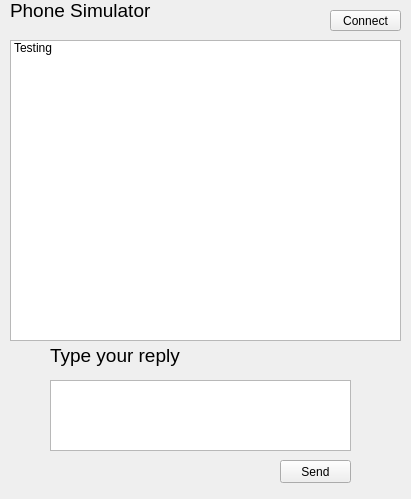
Qt form VR/PhoneSimulator/phonesimulator/mainscreen.ui (zackjh67/PhoneSimulator) before a commit.
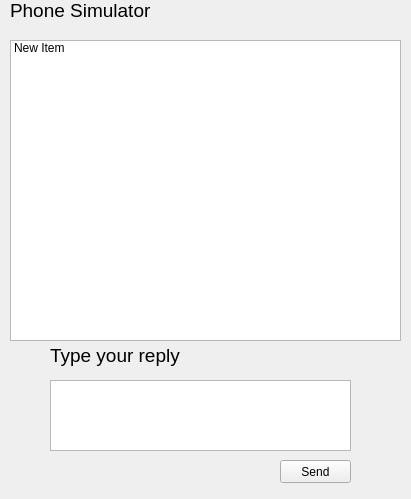
The same form after that commit.

```diff
--- a/VR/PhoneSimulator/phonesimulator/mainscreen.ui
+++ b/VR/PhoneSimulator/phonesimulator/mainscreen.ui
@@ -32,19 +32,6 @@
     <bool>false</bool>
    </property>
   </widget>
-  <widget class="QPushButton" name="connectButton">
-   <property name="geometry">
-    <rect>
-     <x>330</x>
-     <y>10</y>
-     <width>71</width>
-     <height>21</height>
-    </rect>
-   </property>
-   <property name="text">
-    <string>Connect</string>
-   </property>
-  </widget>
   <widget class="QLabel" name="label">
    <property name="geometry">
     <rect>
@@ -98,7 +85,7 @@
    </property>
    <item>
     <property name="text">
-     <string>Testing</string>
+     <string>New Item</string>
     </property>
    </item>
   </widget>
```
